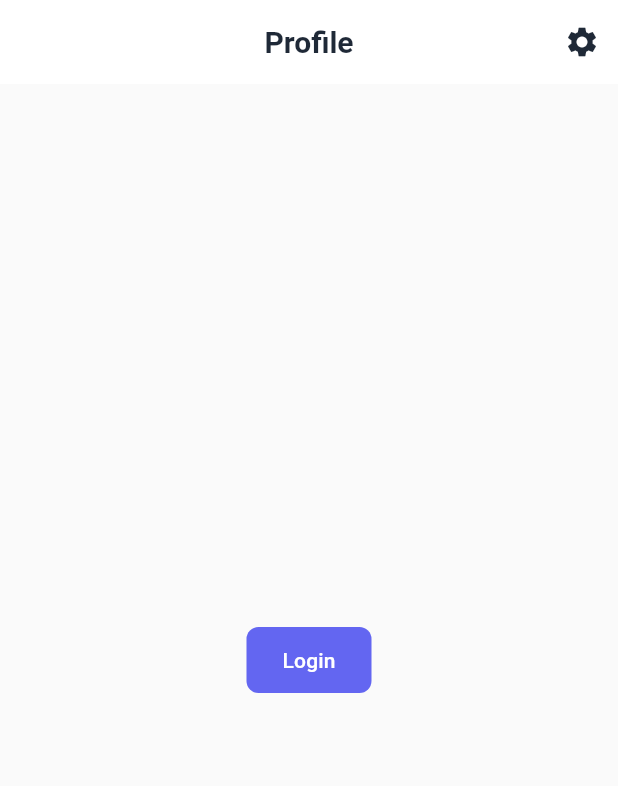
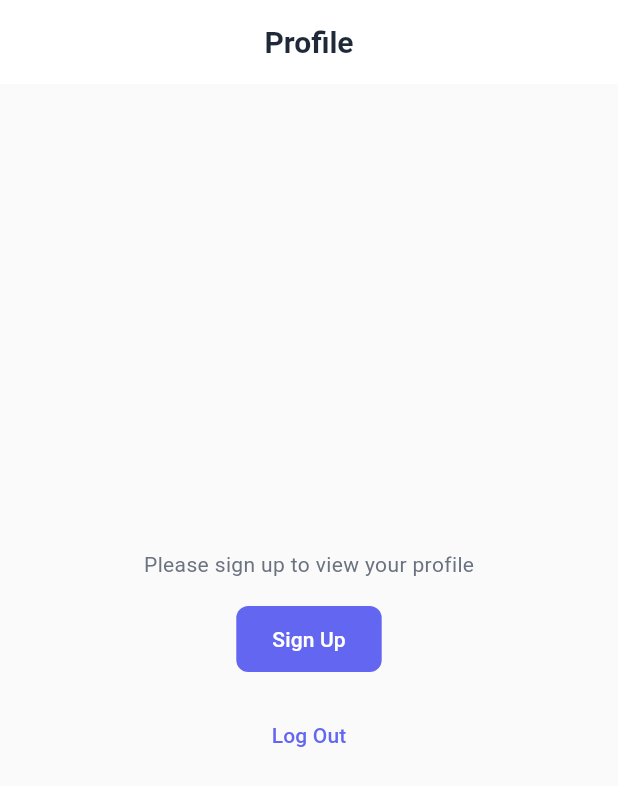
Before and after one commit to MohmmadSami/movie-sphere, a Flutter app: the ProfileScreenFull screen opened by its route, on a phone screen of 412 x 824 dp. Shown: the top 786 px of the screen. Run offline on Flutter 3.47's test engine with Material 3 defaults, Android fonts, the light colour scheme and no system bars; our stand-ins replace cached_network_image, dio, flutter_riverpod, flutter_secure_storage, flutter_spinkit, freezed_annotation and 5 more; accounts and stored records are empty.

Commit message:
Final commit - MovieSphere full project

```diff
--- /dev/null
+++ b/lib/presentation/providers/admin_mode_provider.dart
@@ -0,0 +1,3 @@
+import 'package:flutter_riverpod/flutter_riverpod.dart';
+
+final adminModeProvider = StateProvider<bool>((ref) => false);
--- /dev/null
+++ b/lib/presentation/providers/guest_mode_provider.dart
@@ -0,0 +1,3 @@
+import 'package:flutter_riverpod/flutter_riverpod.dart';
+
+final guestModeProvider = StateProvider<bool>((ref) => false);
--- a/lib/presentation/screens/profile_screen.dart
+++ b/lib/presentation/screens/profile_screen.dart
@@ -4,6 +4,8 @@ import 'package:flutter_riverpod/flutter_riverpod.dart';
 import 'package:go_router/go_router.dart';
 import 'package:movie_sphere/core/constants/constants.dart';
 import 'package:movie_sphere/presentation/providers/auth_provider.dart';
+import 'package:movie_sphere/presentation/providers/admin_mode_provider.dart';
+import 'package:movie_sphere/presentation/providers/guest_mode_provider.dart';
 
 class ProfileScreenFull extends ConsumerWidget {
   const ProfileScreenFull({Key? key}) : super(key: key);
@@ -11,22 +13,40 @@ class ProfileScreenFull extends ConsumerWidget {
   @override
   Widget build(BuildContext context, WidgetRef ref) {
     final authState = ref.watch(authProvider);
+    final isAdmin = ref.watch(adminModeProvider);
+    final isGuest = ref.watch(guestModeProvider);
 
     return Scaffold(
       appBar: AppBar(
-        title: const Text(AppStrings.profile),
+        title: Text(isAdmin ? 'Admin' : AppStrings.profile),
         actions: [
-          IconButton(
-            icon: const Icon(Icons.settings),
-            onPressed: () => context.push('/settings'),
-          ),
+          if ((authState.user != null && !isGuest) || isAdmin)
+            IconButton(
+              icon: const Icon(Icons.settings),
+              onPressed: () => context.push('/settings'),
+            ),
         ],
       ),
-      body: authState.user == null
+      body: (authState.user == null || isGuest) && !isAdmin
           ? Center(
-              child: ElevatedButton(
-                onPressed: () => context.go('/login'),
-                child: const Text('Login'),
+              child: Column(
+                mainAxisAlignment: MainAxisAlignment.center,
+                children: [
+                  const Text('Please sign up to view your profile'),
+                  const SizedBox(height: 16),
+                  ElevatedButton(
+                    onPressed: () => context.push('/register'),
+                    child: const Text('Sign Up'),
+                  ),
+                  const SizedBox(height: 16),
+                  TextButton(
+                    onPressed: () {
+                      ref.read(guestModeProvider.notifier).state = false;
+                      context.go('/login');
+                    },
+                    child: const Text('Log Out'),
+                  ),
+                ],
               ),
             )
           : SingleChildScrollView(
@@ -77,7 +97,7 @@ class ProfileScreenFull extends ConsumerWidget {
 
                         // Name
                         Text(
-                          authState.user?.name ?? 'User',
+                          isAdmin ? 'Admin' : (authState.user?.name ?? 'User'),
                           style:
                               Theme.of(context).textTheme.headlineSmall?.copyWith(
                                     color: Colors.white,
@@ -88,7 +108,7 @@ class ProfileScreenFull extends ConsumerWidget {
 
                         // Email
                         Text(
-                          authState.user?.email ?? 'email@example.com',
+                          isAdmin ? 'Admin@gmail.com' : (authState.user?.email ?? 'email@example.com'),
                           style:
                               Theme.of(context).textTheme.bodySmall?.copyWith(
                                     color: Colors.white70,
@@ -214,7 +234,11 @@ class ProfileScreenFull extends ConsumerWidget {
                             label: const Text(AppStrings.logout),
                             onPressed: () {
                               ref.read(authProvider.notifier).logout();
-                              context.go('/login');
+                              ref.read(adminModeProvider.notifier).state = false;
+                              ref.read(guestModeProvider.notifier).state = false;
+                              if (context.mounted) {
+                                context.go('/login');
+                              }
                             },
                             style: ElevatedButton.styleFrom(
                               backgroundColor: Colors.red,
```
Also changed, not shown: lib/presentation/screens/login_screen.dart (+25 -0 lines).
